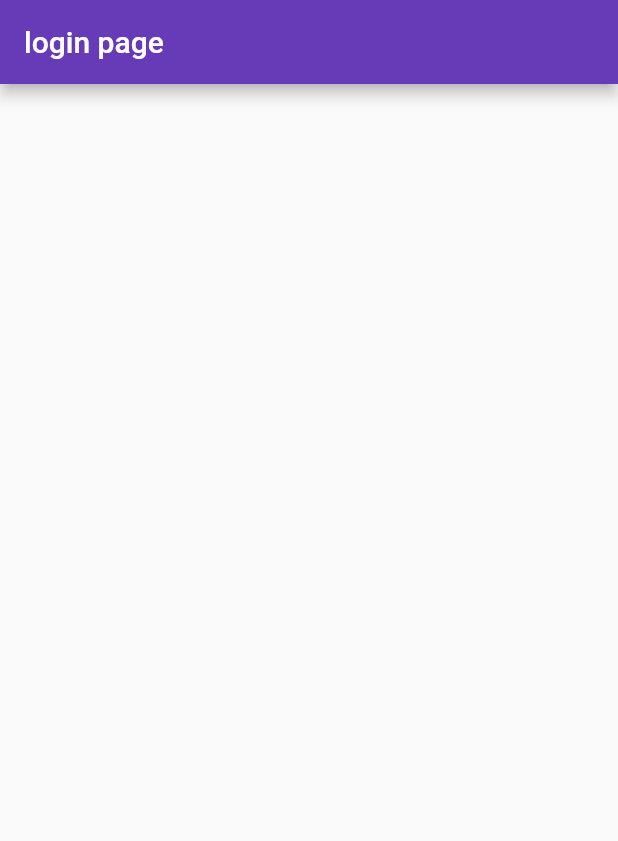
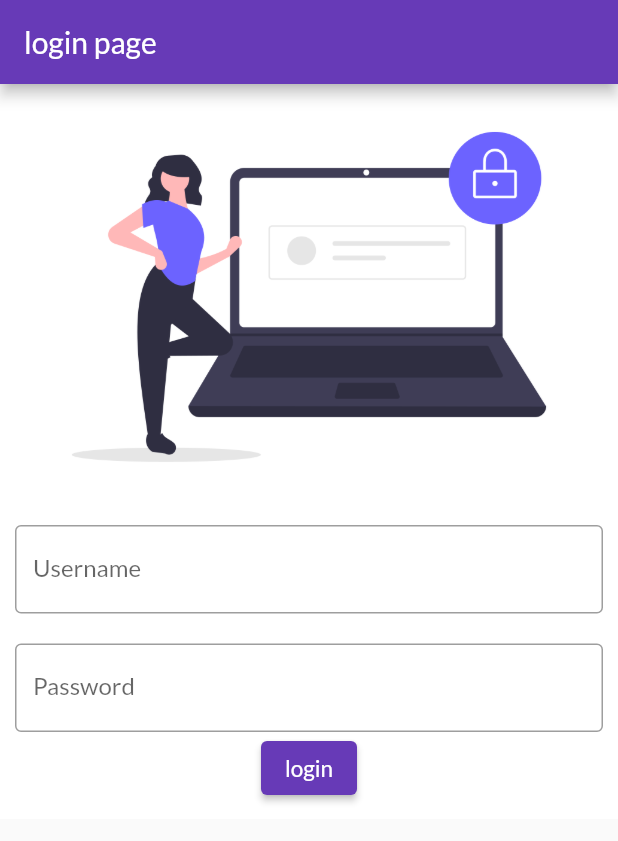
Before and after one commit to Asumalsingh/New-catalog-app, a Flutter app: the screen it shows after launch, on a phone screen of 412 x 824 dp. Shown: the top 841 px of the screen. Run offline on Flutter 3.47's test engine with Material 2 defaults, Android fonts, the phone set to English and light mode, and no system bars; our stand-ins replace google_fonts; missing offline and left inert: dart:ffi.

Commit message:
day4 completed, textformfield

```diff
--- a/lib/main.dart
+++ b/lib/main.dart
@@ -1,6 +1,7 @@
 import 'package:catalog_app/pages/home.dart';
 import 'package:catalog_app/pages/login.dart';
 import 'package:flutter/material.dart';
+import 'package:google_fonts/google_fonts.dart';
 
 void main() {
   runApp(MyApp());
@@ -12,7 +13,10 @@ class MyApp extends StatelessWidget {
     return MaterialApp(
       //home: HomePage(),
       themeMode: ThemeMode.light,
-      theme: ThemeData(primarySwatch: Colors.deepPurple),
+      theme: ThemeData(
+        primarySwatch: Colors.deepPurple,
+        fontFamily: GoogleFonts.lato().fontFamily,
+      ),
       darkTheme: ThemeData(
         brightness: Brightness.dark,
       ),
--- a/lib/pages/login.dart
+++ b/lib/pages/login.dart
@@ -1,3 +1,5 @@
+import 'dart:ffi';
+
 import 'package:flutter/material.dart';
 
 class LoginPage extends StatefulWidget {
@@ -14,6 +16,39 @@ class _LoginPageState extends State<LoginPage> {
       appBar: AppBar(
         title: Text('login page'),
       ),
+      body: Column(
+        children: [
+          Image.asset(
+            'assets/Images/login.png',
+            fit: BoxFit.cover,
+          ),
+          Container(
+            color: Colors.white,
+            padding: EdgeInsets.all(10),
+            child: Column(
+              children: [
+                TextFormField(
+                  decoration: InputDecoration(
+                      hintText: "Enter your username",
+                      labelText: "Username",
+                      border: OutlineInputBorder()),
+                ),
+                SizedBox(height: 20),
+                TextFormField(
+                  decoration: InputDecoration(
+                      hintText: "Enter your password",
+                      labelText: "Password",
+                      border: OutlineInputBorder()),
+                ),
+                ElevatedButton(
+                  onPressed: () {},
+                  child: Text("login", style: TextStyle(fontSize: 15)),
+                ),
+              ],
+            ),
+          ),
+        ],
+      ),
     );
   }
 }
--- a/pubspec.yaml
+++ b/pubspec.yaml
@@ -28,6 +28,7 @@ dependencies:
   # The following adds the Cupertino Icons font to your application.
   # Use with the CupertinoIcons class for iOS style icons.
   cupertino_icons: ^1.0.2
+  google_fonts: ^2.1.0
 
 dev_dependencies:
   flutter_test:
@@ -45,8 +46,8 @@ flutter:
   uses-material-design: true
 
   # To add assets to your application, add an assets section, like this:
-  # assets:
-  #   - images/a_dot_burr.jpeg
+  assets:
+    - assets/Images/
   #   - images/a_dot_ham.jpeg
 
   # An image asset can refer to one or more resolution-specific "variants", see
```
Also changed, not shown: assets/Images/login.png (added), pubspec.lock.
